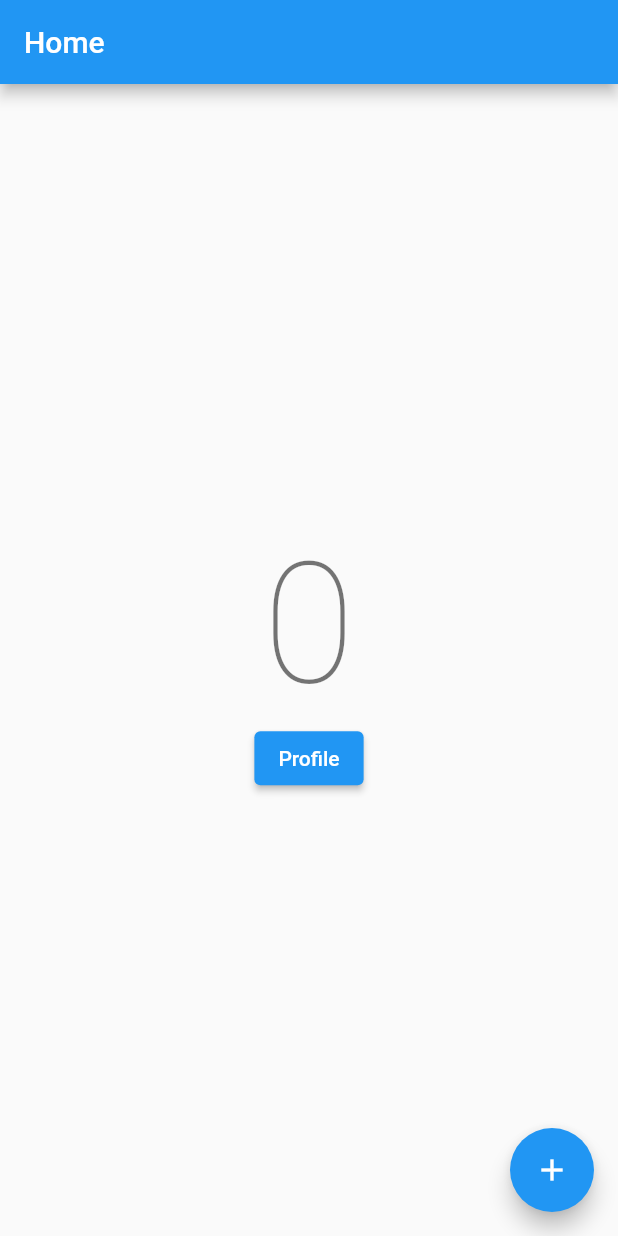
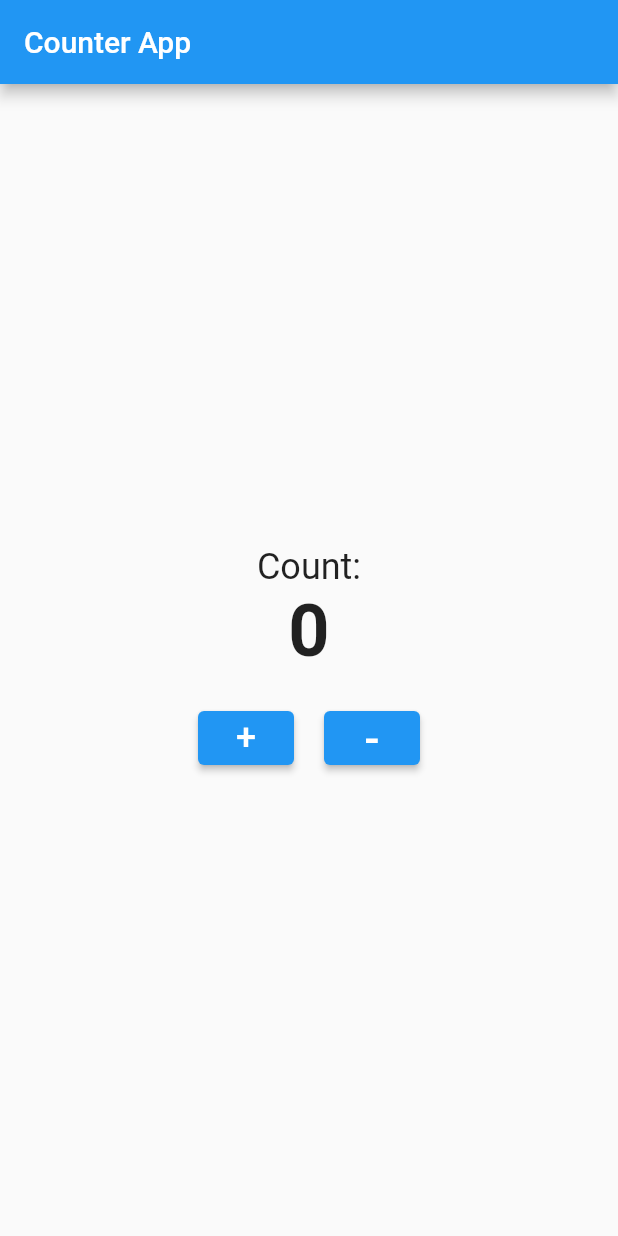
Before and after one commit to saem10/Flutter_project, a Flutter app: the screen it shows after launch, on a phone screen of 412 x 824 dp. Run offline on Flutter 3.47's test engine with Material 2 defaults, Android fonts, the phone set to English and light mode, and no system bars.

Commit message:
Moudle 7 live Quiz

```diff
--- a/lib/main.dart
+++ b/lib/main.dart
@@ -5,8 +5,6 @@
 }
 
 class MyApp extends StatelessWidget {
-  MyApp({super.key});
-
   @override
   Widget build(BuildContext context) {
     return MaterialApp(
@@ -15,101 +13,86 @@
   }
 }
 
-/*class Home extends StatelessWidget {
-  Home({super.key});
-  int counter = 0;
+class CounterScreen extends StatefulWidget {
+  @override
+  _CounterScreenState createState() => _CounterScreenState();
+}
+
+class _CounterScreenState extends State<CounterScreen> {
+  int count = 0;
+
+  void incrementCount() {
+    setState(() {
+      count++;
+      if (count >= 5) {
+        _showDialog();
+      }
+    });
+  }
+
+  void decrementCount() {
+    setState(() {
+      if (count > 0) {
+        count--;
+      }
+    });
+  }
+
+  void _showDialog() {
+    showDialog(
+      context: context,
+      builder: (BuildContext context) {
+        return AlertDialog(
+          title: Text("Button pressed $count times"),
+          actions: [
+            TextButton(
+              onPressed: () {
+                Navigator.of(context).pop();
+              },
+              child: Text("Close"),
+            ),
+          ],
+        );
+      },
+    );
+  }
+
   @override
   Widget build(BuildContext context) {
     return Scaffold(
       appBar: AppBar(
-        title: Text('Home'),
-      ),
-      body: Center(
-        child: Text(
-        counter.toString(),
-          style: Theme.of(context).textTheme.displayLarge,
-        ),
-      ),
-      floatingActionButton: FloatingActionButton(
-        onPressed: () {
-          counter = counter + 1 ;
-          print(counter);
-        },
-        child: Icon(Icons.add),
-      ),
-    );
-  }
-}*/
-class CounterScreen extends StatefulWidget {
-  const CounterScreen({super.key});
-
-  @override
-  State<CounterScreen> createState() => _CounterState();
-}
-
-class _CounterState extends State<CounterScreen> {
-  int counter = 0;
-  @override
-  Widget build(BuildContext context) {
-    return Scaffold(
-      appBar: AppBar(
-        title: Text('Home'),
+        title: Text("Counter App"),
       ),
       body: Center(
         child: Column(
           mainAxisAlignment: MainAxisAlignment.center,
-          children: [
+          children: <Widget>[
             Text(
-              counter.toString(),
-              style: Theme.of(context).textTheme.displayLarge,
+              'Count:',
+              style: TextStyle(fontSize: 24),
             ),
-            ElevatedButton(
-                onPressed: () {
-                  Navigator.push(
-                    context,
-                    MaterialPageRoute(
-                      builder: (context) => ProfileScreen(userName: "Tultul"),
-                    ),
-                  );
-                },
-                child: Text("Profile"))
+            Text(
+              '$count',
+              style: TextStyle(fontSize: 48, fontWeight: FontWeight.bold),
+            ),
+            SizedBox(height: 20),
+            Row(
+              mainAxisAlignment: MainAxisAlignment.center,
+              children: <Widget>[
+                ElevatedButton(
+                  onPressed: incrementCount,
+                  child: Text("+",style: TextStyle(fontSize: 24)),
+                ),
+                SizedBox(width: 20),
+                ElevatedButton(
+                  onPressed: decrementCount,
+                  child: Text("-",style: TextStyle(fontSize: 30),),
+                ),
+              ],
+            ),
           ],
         ),
-      ),
-      floatingActionButton: FloatingActionButton(
-        onPressed: () {
-          counter = counter + 1 ;
-          print(counter);
-          setState(() {});
-        },
-        child: Icon(Icons.add),
       ),
     );
   }
 }
-
-// Widger class
-class ProfileScreen extends StatefulWidget {
-  final String userName;
-  const ProfileScreen({super.key, required this.userName});
-  @override
-  State<ProfileScreen> createState() => _ProfileScreenState();
-}
-
-// state class
-// state class -> widget class
-class _ProfileScreenState extends State<ProfileScreen> {
-  @override
-  Widget build(BuildContext context) {
-    return Scaffold(
-      appBar: AppBar(
-        title: Text('Profile'),
-      ),
-      body:Center(
-        child: Text(widget.userName ),
-      )
-
-
-    );
-  }
-}
```
